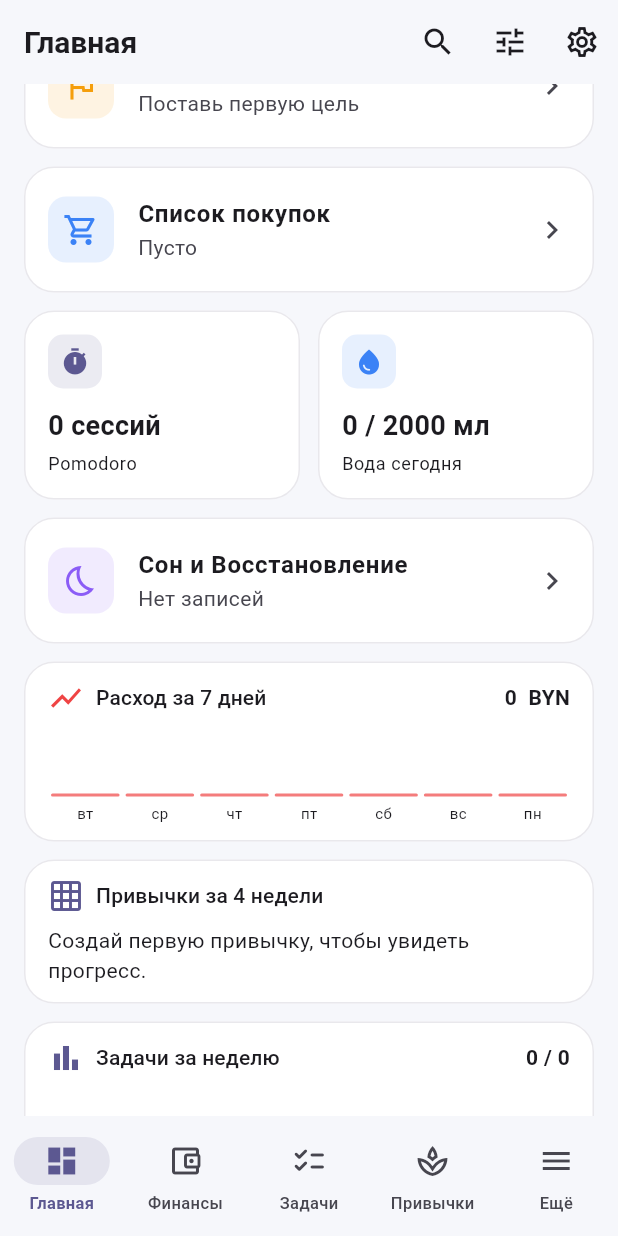
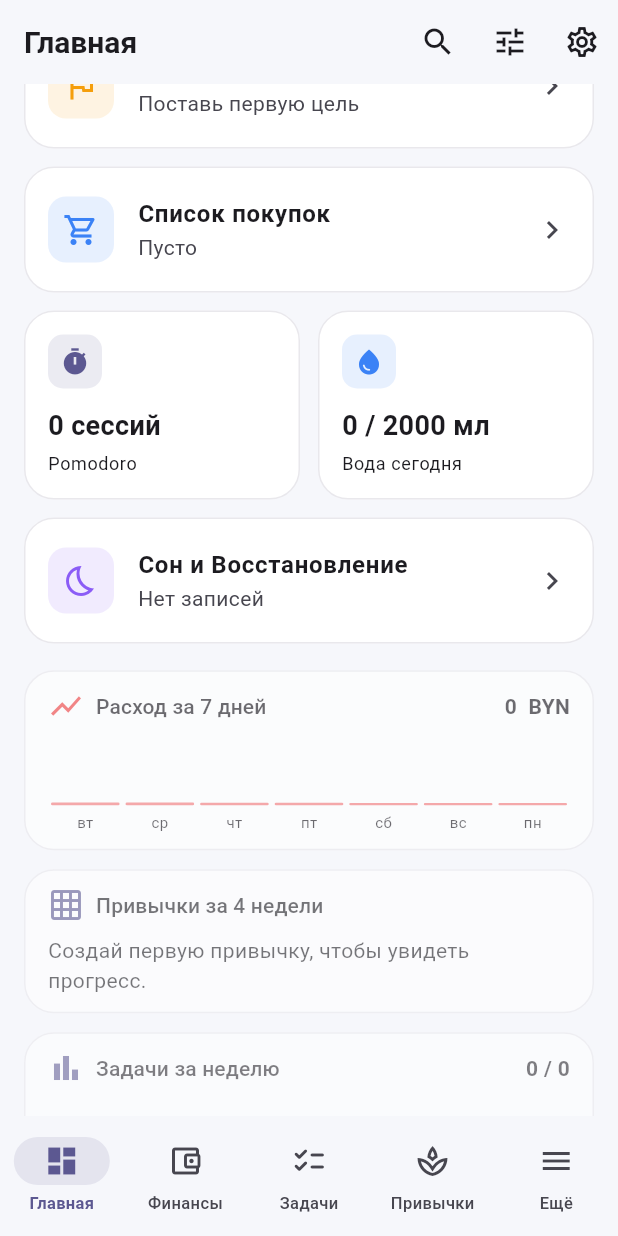
Before and after one commit to P1043412198/vibetracker2, a Flutter app: the screen it shows after launch, scrolled down 576 dp, on a phone screen of 412 x 824 dp. Run offline on Flutter 3.47's test engine with Material 3 defaults, Android fonts, the phone set to English and light mode, and no system bars; drawn by our look-alikes of dynamic_color; our stand-ins replace camera, csv, file_picker, fl_chart, flutter_animate, flutter_local_notifications and 14 more; missing offline and left inert: google_mlkit_pose_detection, google_mlkit_text_recognition, mobile_scanner; accounts and stored records are empty.

Commit message:
feat(dashboard): animate charts, heatmap, sections and stat cards
- Bar charts (expense week / task week) now grow via TweenAnimationBuilder
  with a per-bar stagger so the chart 'rises' instead of popping in.
- Habit heatmap cells scale-in with easeOutBack and a small index-based
  delay, giving the 4x7 grid a wave.
- Dashboard sections enter with a phased fade + slide so cards land
  one after another the first time the page is built.
- Stat cards now have a tap-down scale (97%) + icon-tint pulse and the
  value uses an AnimatedSwitcher so changing numbers slide-fade in.
- Greeting card sparkle icon twinkles via an AnimationController
  (reverse repeat, scale + opacity).

No new lint errors (flutter analyze).

Co-Authored-By: Devin AI <158243242+devin-ai-integration[bot]@users.noreply.github.com>

```diff
--- a/flutter_app/lib/features/dashboard/dashboard_charts.dart
+++ b/flutter_app/lib/features/dashboard/dashboard_charts.dart
@@ -71,14 +71,25 @@ class ExpenseWeekChartWidget extends ConsumerWidget {
                           child: Column(
                             mainAxisAlignment: MainAxisAlignment.end,
                             children: [
-                              Container(
-                                height: maxV == 0
+                              TweenAnimationBuilder<double>(
+                                key: ValueKey('expense-bar-$i-${values[i]}'),
+                                duration: Duration(
+                                    milliseconds: 500 + i * 60),
+                                curve: Curves.easeOutCubic,
+                                tween: Tween<double>(
+                                  begin: 0,
+                                  end: maxV == 0
                                       ? 2
                                       : 2 + (values[i] / maxV) * 50,
+                                ),
+                                builder: (_, h, __) => Container(
+                                  height: h,
                                   decoration: BoxDecoration(
                                     color: const Color(0xFFEF4444)
                                         .withValues(alpha: 0.7),
-                                  borderRadius: BorderRadius.circular(3),
+                                    borderRadius:
+                                        BorderRadius.circular(3),
+                                  ),
                                 ),
                               ),
                               const SizedBox(height: 4),
@@ -176,6 +187,7 @@ class HabitHeatmapWidget extends ConsumerWidget {
                                         right: d == 6 ? 0 : 4),
                                     child: _Cell(
                                       size: cell,
+                                      index: w * 7 + d,
                                       ratio: () {
                                         final i = w * 7 + d;
                                         if (i >= days.length) return 0.0;
@@ -207,22 +219,42 @@ class HabitHeatmapWidget extends ConsumerWidget {
 }
 
 class _Cell extends StatelessWidget {
-  const _Cell({required this.size, required this.ratio});
+  const _Cell({required this.size, required this.ratio, required this.index});
   final double size;
   final double ratio;
+  final int index;
 
   @override
   Widget build(BuildContext context) {
     final base = const Color(0xFF22C55E);
-    return Container(
+    final scheme = Theme.of(context).colorScheme;
+    final targetColor = ratio == 0
+        ? scheme.surfaceContainerHighest
+        : base.withValues(alpha: (0.25 + ratio * 0.75).clamp(0.25, 1.0));
+    return TweenAnimationBuilder<double>(
+      key: ValueKey('heatmap-cell-$index-$ratio'),
+      duration: Duration(milliseconds: 280 + (index * 12).clamp(0, 360)),
+      curve: Curves.easeOutBack,
+      tween: Tween<double>(begin: 0, end: 1),
+      builder: (_, t, __) {
+        final scale = 0.6 + 0.4 * t;
+        return Opacity(
+          opacity: t.clamp(0.0, 1.0),
+          child: Transform.scale(
+            scale: scale,
+            child: AnimatedContainer(
+              duration: const Duration(milliseconds: 350),
+              curve: Curves.easeOut,
               width: size,
               height: size,
               decoration: BoxDecoration(
-        color: ratio == 0
-            ? Theme.of(context).colorScheme.surfaceContainerHighest
-            : base.withValues(alpha: (0.25 + ratio * 0.75).clamp(0.25, 1.0)),
+                color: targetColor,
                 borderRadius: BorderRadius.circular(3),
               ),
+            ),
+          ),
+        );
+      },
     );
   }
 }
@@ -297,6 +329,7 @@ class TaskWeekProgressWidget extends ConsumerWidget {
                                 child: _StackedBar(
                                   bucket: byDay[_iso(days[i])] ?? _DayBucket(),
                                   primary: scheme.primary,
+                                  index: i,
                                 ),
                               ),
                               const SizedBox(height: 4),
@@ -332,9 +365,11 @@ class _DayBucket {
 }
 
 class _StackedBar extends StatelessWidget {
-  const _StackedBar({required this.bucket, required this.primary});
+  const _StackedBar(
+      {required this.bucket, required this.primary, required this.index});
   final _DayBucket bucket;
   final Color primary;
+  final int index;
   @override
   Widget build(BuildContext context) {
     if (bucket.total == 0) {
@@ -351,6 +386,14 @@ class _StackedBar extends StatelessWidget {
     final remaining = 1 - doneFrac;
     return LayoutBuilder(
       builder: (ctx, c) {
+        return TweenAnimationBuilder<double>(
+          key: ValueKey('task-bar-$index-${bucket.done}-${bucket.total}'),
+          duration: Duration(milliseconds: 550 + index * 70),
+          curve: Curves.easeOutCubic,
+          tween: Tween<double>(begin: 0, end: 1),
+          builder: (_, t, __) {
+            final doneH = c.maxHeight * doneFrac * t;
+            final remH = c.maxHeight * remaining * t;
             return Stack(
               children: [
                 Positioned.fill(
@@ -358,7 +401,7 @@ class _StackedBar extends StatelessWidget {
                     mainAxisAlignment: MainAxisAlignment.end,
                     children: [
                       Container(
-                    height: c.maxHeight * remaining,
+                        height: remH,
                         decoration: BoxDecoration(
                           color: Theme.of(context)
                               .colorScheme
@@ -370,7 +413,7 @@ class _StackedBar extends StatelessWidget {
                         ),
                       ),
                       Container(
-                    height: c.maxHeight * doneFrac,
+                        height: doneH,
                         decoration: BoxDecoration(
                           color: primary,
                           borderRadius: BorderRadius.only(
@@ -388,5 +431,7 @@ class _StackedBar extends StatelessWidget {
             );
           },
         );
+      },
+    );
   }
 }
--- a/flutter_app/lib/features/dashboard/dashboard_page.dart
+++ b/flutter_app/lib/features/dashboard/dashboard_page.dart
@@ -224,11 +224,16 @@ class DashboardPage extends ConsumerWidget {
     }
 
     final widgets = <Widget>[];
+    var animIndex = 0;
     for (final id in visibleIds) {
       final w = buildWidget(id);
       if (w == null) continue;
       if (widgets.isNotEmpty) widgets.add(const SizedBox(height: 12));
-      widgets.add(w);
+      widgets.add(_DashboardEntrance(
+        index: animIndex,
+        child: w,
+      ));
+      animIndex += 1;
     }
     if (widgets.isEmpty) {
       widgets.add(_EmptyDashboardHint(
@@ -267,6 +272,40 @@ class DashboardPage extends ConsumerWidget {
   }
 }
 
+/// Staggered fade + slide-in for dashboard sections. Each section animates
+/// once when first mounted; reorderings keep their existing keys so the
+/// stagger doesn't replay on every rebuild.
+class _DashboardEntrance extends StatelessWidget {
+  const _DashboardEntrance({required this.index, required this.child});
+  final int index;
+  final Widget child;
+
+  @override
+  Widget build(BuildContext context) {
+    final delay = Duration(milliseconds: 60 * index.clamp(0, 12));
+    final duration =
+        Duration(milliseconds: 420 + 50 * index.clamp(0, 12));
+    return TweenAnimationBuilder<double>(
+      tween: Tween<double>(begin: 0, end: 1),
+      duration: duration + delay,
+      curve: Curves.easeOutCubic,
+      builder: (_, t, child) {
+        // Phase the entrance so earlier cards finish first.
+        final phased = ((t * (1 + index * 0.05)) - index * 0.02)
+            .clamp(0.0, 1.0);
+        return Opacity(
+          opacity: phased,
+          child: Transform.translate(
+            offset: Offset(0, 16 * (1 - phased)),
+            child: child,
+          ),
+        );
+      },
+      child: child,
+    );
+  }
+}
+
 class _EmptyDashboardHint extends StatelessWidget {
   const _EmptyDashboardHint({required this.onConfigure});
   final VoidCallback onConfigure;
@@ -298,12 +337,36 @@ class _EmptyDashboardHint extends StatelessWidget {
   }
 }
 
-class _GreetingCard extends StatelessWidget {
+class _GreetingCard extends StatefulWidget {
   const _GreetingCard({required this.scheme});
   final ColorScheme scheme;
 
   @override
+  State<_GreetingCard> createState() => _GreetingCardState();
+}
+
+class _GreetingCardState extends State<_GreetingCard>
+    with SingleTickerProviderStateMixin {
+  late final AnimationController _twinkle;
+
+  @override
+  void initState() {
+    super.initState();
+    _twinkle = AnimationController(
+      vsync: this,
+      duration: const Duration(milliseconds: 2400),
+    )..repeat(reverse: true);
+  }
+
+  @override
+  void dispose() {
+    _twinkle.dispose();
+    super.dispose();
+  }
+
+  @override
   Widget build(BuildContext context) {
+    final scheme = widget.scheme;
     final hour = DateTime.now().hour;
     String greeting;
     if (hour < 6) {
@@ -361,7 +424,24 @@ class _GreetingCard extends StatelessWidget {
               ],
             ),
           ),
-          Icon(Icons.auto_awesome, color: scheme.onPrimary, size: 36),
+          AnimatedBuilder(
+            animation: _twinkle,
+            builder: (_, __) {
+              final t = _twinkle.value;
+              return Transform.rotate(
+                angle: 0.08 * (t - 0.5),
+                child: Transform.scale(
+                  scale: 0.92 + 0.16 * t,
+                  child: Icon(
+                    Icons.auto_awesome,
+                    color: scheme.onPrimary
+                        .withValues(alpha: 0.85 + 0.15 * t),
+                    size: 36,
+                  ),
+                ),
+              );
+            },
+          ),
         ],
       ),
     );
@@ -401,36 +481,68 @@ class _StatsRow extends StatelessWidget {
   }
 }
 
-class _StatCard extends StatelessWidget {
+class _StatCard extends StatefulWidget {
   const _StatCard({required this.data});
   final _StatData data;
 
   @override
+  State<_StatCard> createState() => _StatCardState();
+}
+
+class _StatCardState extends State<_StatCard> {
+  bool _pressed = false;
+
+  @override
   Widget build(BuildContext context) {
-    return Card(
+    final data = widget.data;
+    return AnimatedScale(
+      scale: _pressed ? 0.97 : 1.0,
+      duration: const Duration(milliseconds: 120),
+      curve: Curves.easeOut,
+      child: Card(
         child: InkWell(
           borderRadius: BorderRadius.circular(20),
           onTap: data.onTap,
+          onTapDown: (_) => setState(() => _pressed = true),
+          onTapUp: (_) => setState(() => _pressed = false),
+          onTapCancel: () => setState(() => _pressed = false),
           child: Padding(
             padding: const EdgeInsets.all(16),
             child: Column(
               crossAxisAlignment: CrossAxisAlignment.start,
               children: [
-              Container(
+                AnimatedContainer(
+                  duration: const Duration(milliseconds: 220),
+                  curve: Curves.easeOut,
                   padding: const EdgeInsets.all(8),
                   decoration: BoxDecoration(
-                  color: data.color.withValues(alpha: 0.12),
+                    color: data.color
+                        .withValues(alpha: _pressed ? 0.22 : 0.12),
                     borderRadius: BorderRadius.circular(10),
                   ),
                   child: Icon(data.icon, color: data.color, size: 20),
                 ),
                 const SizedBox(height: 12),
-              Text(
+                AnimatedSwitcher(
+                  duration: const Duration(milliseconds: 280),
+                  transitionBuilder: (child, anim) => FadeTransition(
+                    opacity: anim,
+                    child: SlideTransition(
+                      position: Tween<Offset>(
+                        begin: const Offset(0, 0.2),
+                        end: Offset.zero,
+                      ).animate(anim),
+                      child: child,
+                    ),
+                  ),
+                  child: Text(
                     data.value,
+                    key: ValueKey(data.value),
                     style: const TextStyle(
                         fontSize: 18, fontWeight: FontWeight.w700),
                     maxLines: 1,
                     overflow: TextOverflow.ellipsis,
+                  ),
                 ),
                 const SizedBox(height: 4),
                 Text(
@@ -438,6 +550,7 @@ class _StatCard extends StatelessWidget {
                   style: Theme.of(context).textTheme.bodySmall,
                 ),
               ],
+            ),
           ),
         ),
       ),
```
Lines whose indentation alone changed are shown as unchanged.
